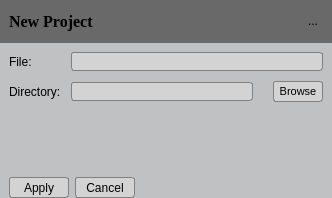
The window that Dev/OSG/Src/SceneEditor/libSceneEditor/PopUpGUIs/VRNewProject_GUI.ui (octaviansoldea/VRShop) describes before a commit, drawn with Qt 5.
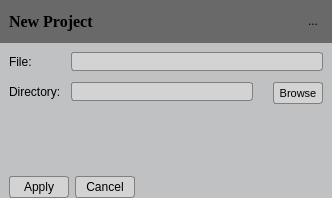
The same window after the commit. Icons and pictures are not drawn.

Patch:
```diff
--- a/Dev/OSG/Src/SceneEditor/libSceneEditor/PopUpGUIs/VRNewProject_GUI.ui
+++ b/Dev/OSG/Src/SceneEditor/libSceneEditor/PopUpGUIs/VRNewProject_GUI.ui
@@ -38,8 +38,7 @@
 
 /*	Push button*/
 QPushButton {
-	min-height: 19px;
-	max-height: 19px;
+	min-height: 20px;
 	border: 1px solid gray;
 	border-radius: 3px;
 	background-color: lightgray;
@@ -52,6 +51,38 @@
 }
 
 
+/*Combo box*/
+QComboBox {
+	min-height: 19px;
+	background-color: lightgray;
+	selection-background-color: gray;
+	padding-left: 4px;
+	border: 1px solid gray;
+}
+
+QComboBox::down-arrow {
+	image: url(C:/Projekti/arrow_down.png);
+    width: 10px;
+    height: 10px;
+}
+
+QComboBox::drop-down {
+	border: 0px;
+    subcontrol-position: top right;
+    width: 15px;
+}
+
+QComboBox QAbstractItemView {
+	border: 1px solid black;
+	background-color: lightgray;
+	selection-background-color: gray;
+}
+
+
+QComboBox:hover {
+	background-color: gray;
+}
+
 
 /*Tool button*/
 QToolButton {
@@ -208,13 +239,13 @@
          <property name="minimumSize">
           <size>
            <width>50</width>
-           <height>21</height>
+           <height>19</height>
           </size>
          </property>
          <property name="maximumSize">
           <size>
            <width>16777215</width>
-           <height>21</height>
+           <height>19</height>
           </size>
          </property>
          <property name="font">
@@ -253,7 +284,7 @@
          <property name="minimumSize">
           <size>
            <width>60</width>
-           <height>21</height>
+           <height>22</height>
           </size>
          </property>
          <property name="maximumSize">
@@ -278,7 +309,7 @@
          <property name="minimumSize">
           <size>
            <width>60</width>
-           <height>21</height>
+           <height>22</height>
           </size>
          </property>
          <property name="maximumSize">
```
